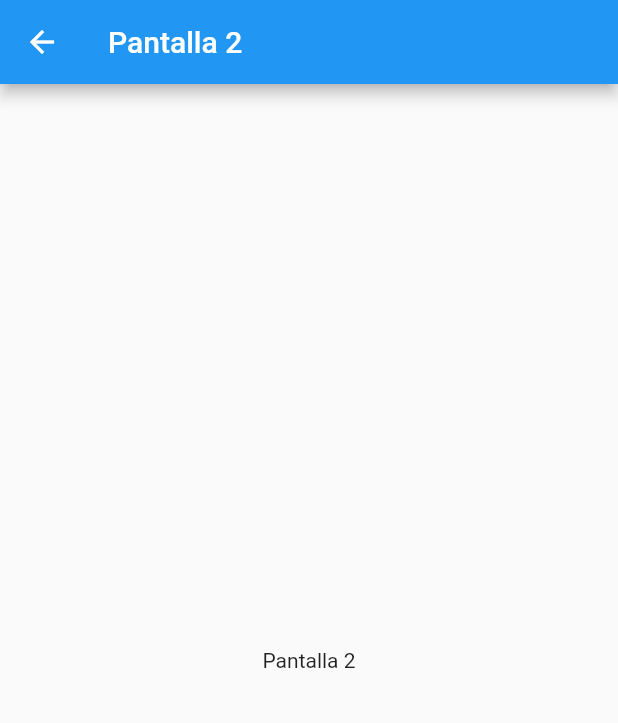
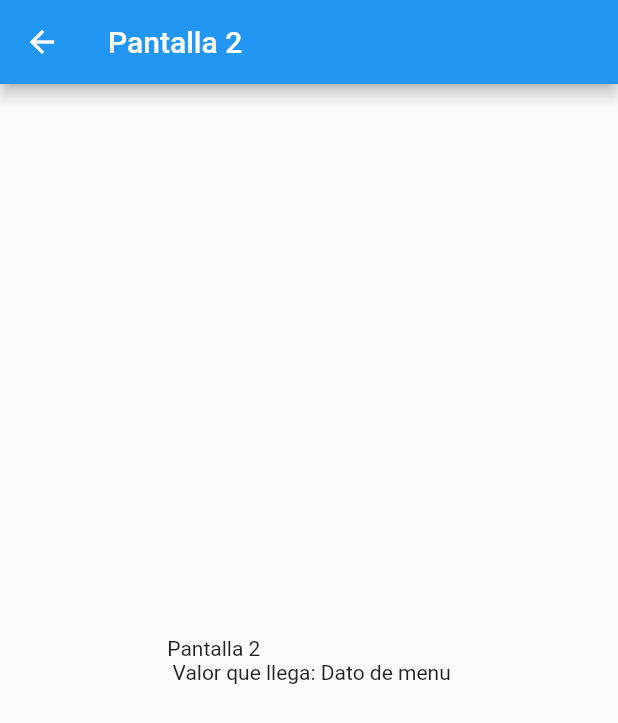
Before and after one commit to lizarragadev/AFD-200-Cognos, a Flutter app: the screen it shows after launch, after a tap on "Ir a pantalla 2", on a phone screen of 412 x 824 dp. Shown: the top 723 px of the screen. Run offline on Flutter 3.47's test engine with Material 2 defaults, Android fonts, the phone set to English and light mode, and no system bars.

Commit message:
Navigation sample

```diff
--- a/lesson06_navigation/lib/src/screens/dos_screen.dart
+++ b/lesson06_navigation/lib/src/screens/dos_screen.dart
@@ -1,16 +1,20 @@
 import 'package:flutter/material.dart';
 
 class DosScreen extends StatelessWidget {
+  //String valor;
   const DosScreen({Key? key}) : super(key: key);
 
   @override
   Widget build(BuildContext context) {
+    final String dataFromMenu =
+        ModalRoute.of(context)?.settings.arguments as String;
+
     return Scaffold(
       appBar: AppBar(
         title: const Text('Pantalla 2'),
       ),
-      body: const Center(
-        child: Text("Pantalla 2"),
+      body: Center(
+        child: Text("Pantalla 2 \n Valor que llega: $dataFromMenu"),
       ),
     );
   }
--- a/lesson06_navigation/lib/src/screens/menu_screen.dart
+++ b/lesson06_navigation/lib/src/screens/menu_screen.dart
@@ -24,7 +24,7 @@ class MenuScreen extends StatelessWidget {
           ),
           ElevatedButton(
               onPressed: () {
-                Navigator.pushNamed(context, "2");
+                Navigator.pushNamed(context, "2", arguments: "Dato de menu");
               },
               child: const Text("Ir a pantalla 2")),
           const SizedBox(
```
